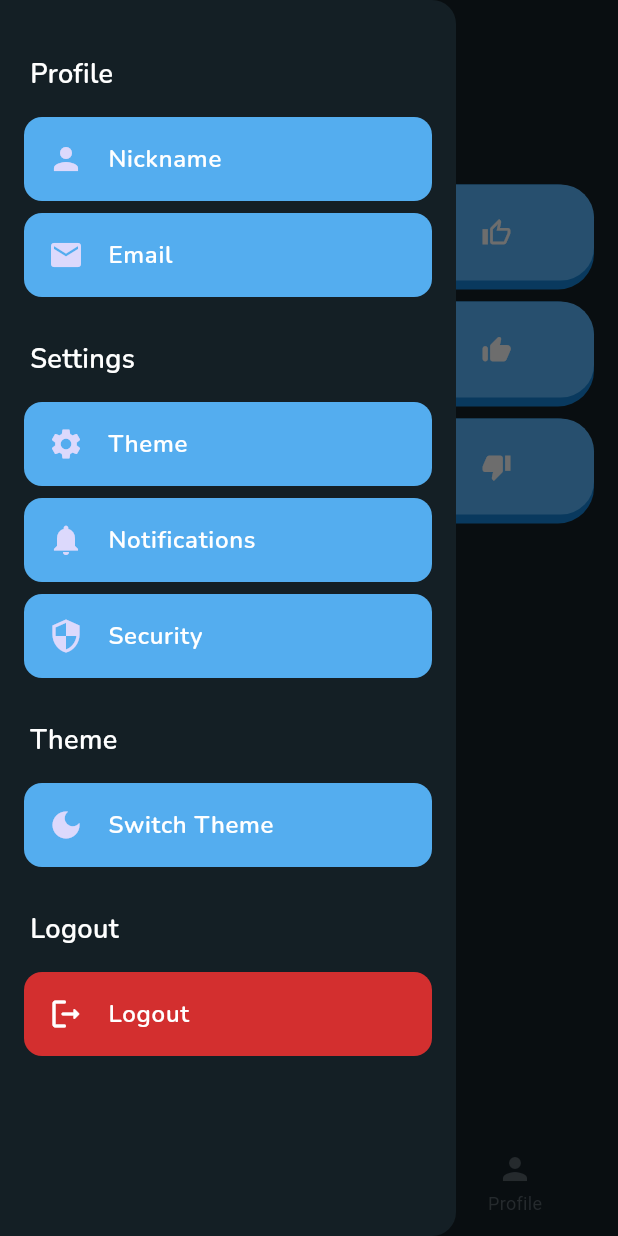
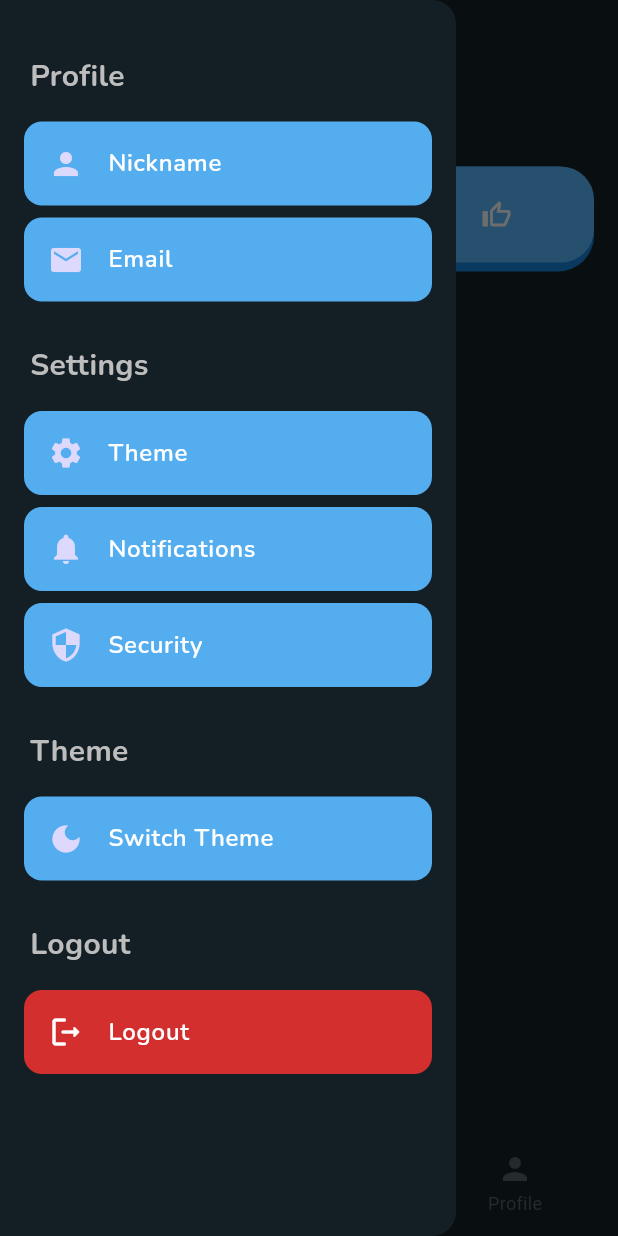
Before and after one commit to AndreaDeBlasio95/mexage, a Flutter app: the HomeView screen opened by its route, in the side drawer, after a tap on "Switch Theme", on a phone screen of 412 x 824 dp. Run offline on Flutter 3.47's test engine with Material 3 defaults, Android fonts, the phone set to English and light mode, and no system bars; our stand-ins replace cloud_firestore, firebase_auth, firebase_core, google_sign_in; accounts and stored records are empty.

Commit message:
utilis -> numberFormatter

```diff
--- a/lib/custom_widgets/message_received.dart
+++ b/lib/custom_widgets/message_received.dart
@@ -79,18 +79,18 @@ class MessageCard extends StatelessWidget {
   }
 
   Widget _buildTrailingWidget() {
-    if (message.thumbUp == 0) {
+    if (message.likes == 0) {
       return Icon(
         Icons.thumb_up_alt_outlined,
         color: Colors.grey.shade200,
         size: 20,
       );
     }
-    if (message.thumbUp == 1) {
+    if (message.likes == 1) {
       return Icon(Icons.thumb_up_alt_rounded,
           color: Colors.grey.shade200, size: 20);
     }
-    if (message.thumbUp == 2) {
+    if (message.likes == 2) {
       return Icon(Icons.thumb_down, color: Colors.grey.shade200, size: 20);
     }
     return const SizedBox();
--- a/lib/models/message_model.dart
+++ b/lib/models/message_model.dart
@@ -1,35 +1,46 @@
+import 'package:cloud_firestore/cloud_firestore.dart';
+
 class Message {
-  String id;
-  String content;
+  bool trending;
+  final String id;
+  final String content;
   int rank;
-  bool ranked;
-  int thumbUp = 0;
+  int likes;
+  int dislikes;
+  final Timestamp timestamp;
 
   Message({
+    this.trending = false,
     required this.id,
     required this.content,
     required this.rank,
-    required this.ranked,
-    this.thumbUp = 0,
+    this.likes = 0,
+    this.dislikes = 0,
+    required this.timestamp,
   });
 
   factory Message.fromJson(Map<String, dynamic> json) {
     return Message(
+      trending: json['trending'] as bool,
       id: json['id'] as String,
       content: json['content'] as String,
       rank: json['rank'] as int,
-      ranked: json['ranked'] as bool,
-      thumbUp: json['thumbUp'] as int,
+      likes: json['likes'] as int,
+      dislikes: json['dislikes'] as int,
+      timestamp: json['timestamp'] as Timestamp,
     );
   }
 
+
   Map<String, dynamic> toJson() {
     return {
+      'trending': trending,
       'id': id,
       'content': content,
       'rank': rank,
-      'ranked': ranked,
-      'thumbUp': thumbUp,
+      'likes': likes,
+      'dislikes': dislikes,
+      'timestamp': timestamp,
     };
   }
 }
--- a/lib/theme/custom_themes.dart
+++ b/lib/theme/custom_themes.dart
@@ -12,6 +12,7 @@ class CustomThemes with ChangeNotifier {
   Color cBackGround = Colors.black;
   Color cTextAppBar = Colors.black;
   Color cTextTitle = Colors.black;
+  Color cTextGrey = Colors.black;
   Color cTextBold = Colors.black;
   Color cTextBoldMedium = Colors.black;
   Color cTextNormal = Colors.black;
@@ -30,10 +31,16 @@ class CustomThemes with ChangeNotifier {
   Color cOutline = Colors.black;
   Color cOutlineBlue = Colors.black;
 
+
   // --- TEXT STYLES ---
+  TextStyle tTextHomeTitle = const TextStyle(
+    fontFamily: 'nunito',
+    color: Colors.blue,
+    fontSize: 22,
+  );
   TextStyle tTextAppBar = const TextStyle(
+    fontFamily: 'nunito',
     color: Colors.blue,
-    fontWeight: FontWeight.w700,
     fontSize: 22,
   );
   TextStyle tTextMedium = const TextStyle(
@@ -108,6 +115,7 @@ class CustomThemes with ChangeNotifier {
       cBackGround = Colors.white;
       cTextAppBar = const Color(0xFF4259F0); // Zaffre blue
       cTextTitle = const Color(0xFF4259F0); // Medium slate blue
+      cTextGrey = const Color(0xFF4B4B4B);
       cTextBold = const Color(0xFF00120B);
       cTextNormal = const Color(0xFF00120B);
       cTextSmall = Colors.grey.shade600;
@@ -130,6 +138,7 @@ class CustomThemes with ChangeNotifier {
       cBackGround = const Color(0xFF141F25);
       cTextAppBar = const Color(0xFF7B8BF4); // RISD blue
       cTextTitle = const Color(0xFF7B8BF4); // RISD blue
+      cTextGrey = Colors.grey.shade400;
       cTextBold = Colors.white;
       cTextNormal = Colors.white;
       cTextSmall = Colors.grey.shade400;
@@ -155,11 +164,22 @@ class CustomThemes with ChangeNotifier {
 
   // Set Text Style
   void setTextStyles (int value) {
+    tTextHomeTitle = TextStyle(
+      fontFamily: 'nunito',
+      color: cTextTitle,
+      fontSize: 22,
+      fontVariations: const [
+        FontVariation('wght', 700),
+      ],
+    );
     tTextAppBar = TextStyle(
       fontFamily: 'nunito',
       color: cTextAppBar,
       fontWeight: FontWeight.w700,
       fontSize: 22,
+      fontVariations: const [
+        FontVariation('wght', 800),
+      ],
     );
     tTextNormal = TextStyle(
       fontFamily: 'nunito',
@@ -168,33 +188,30 @@ class CustomThemes with ChangeNotifier {
       fontSize: 16,
       fontVariations: const [
         FontVariation('wght', 500),
-        FontVariation('wght', 500)
       ],
     );
     tTextMedium = TextStyle(
       fontFamily: 'nunito',
-      color: cTextNormal,
-      fontWeight: FontWeight.w900,
+      color: cTextGrey,
       fontSize: 20,
       fontVariations: const [
         FontVariation('wght', 700),
-        FontVariation('wght', 700)
       ],
     );
     tTextSmall = TextStyle(
       fontFamily: 'nunito',
       color: cTextSmall,
-      fontWeight: FontWeight.w500,
       fontSize: 10,
+      fontVariations: const [
+        FontVariation('wght', 500),
+      ],
     );
     tTextBold = TextStyle(
       fontFamily: 'nunito',
       color: cTextBold,
-      fontWeight: FontWeight.w700,
       fontSize: 24,
       fontVariations: const [
         FontVariation('wght', 700),
-        FontVariation('wght', 700)
       ],
     );
     tTextTabBar = TextStyle(
@@ -205,9 +222,11 @@ class CustomThemes with ChangeNotifier {
     );
     tTextTitleDrawer = TextStyle(
       fontFamily: 'nunito',
-      color: cTextNormal,
-      fontWeight: FontWeight.w600,
-      fontSize: 18,
+      color: cTextGrey,
+      fontSize: 20,
+      fontVariations: const [
+        FontVariation('wght', 700),
+      ],
     );
     tTextMessageCard = TextStyle(
       fontFamily: 'nunito',
@@ -223,9 +242,12 @@ class CustomThemes with ChangeNotifier {
     );
     tTextBoldMedium = TextStyle(
       fontFamily: 'nunito',
-      color: cTextBoldMedium,
+      color: cTextGrey,
       fontWeight: FontWeight.bold,
       fontSize: 22,
+      fontVariations: const [
+        FontVariation('wght', 700),
+      ],
     );
     tTextNavigationSelected = TextStyle(
       fontFamily: 'nunito',
--- /dev/null
+++ b/lib/utils/utils.dart
@@ -0,0 +1,13 @@
+class Utils {
+  static String formatNumber(int number) {
+    if (number < 1000) {
+      return number.toString();
+    } else if (number < 1000000) {
+      double result = number / 1000.0;
+      return '${result.toStringAsFixed(result.truncateToDouble() == result ? 0 : 2)} K';
+    } else {
+      double result = number / 1000000.0;
+      return '${result.toStringAsFixed(result.truncateToDouble() == result ? 0 : 2)} M';
+    }
+  }
+}
--- a/lib/views/board_view.dart
+++ b/lib/views/board_view.dart
@@ -1,3 +1,4 @@
+import 'package:cloud_firestore/cloud_firestore.dart';
 import 'package:flutter/material.dart';
 import 'package:provider/provider.dart';
 import '../custom_widgets/outline_text.dart';
@@ -15,7 +16,6 @@ class BoardView extends StatefulWidget {
 class _BoardViewState extends State<BoardView> {
   @override
   Widget build(BuildContext context) {
-    final themeProvider = Provider.of<CustomThemes>(context, listen: false);
 
     return Consumer<CustomThemes>(
       builder: (context, themeProvider, _) {
@@ -24,54 +24,20 @@ class _BoardViewState extends State<BoardView> {
           child: Column(
             crossAxisAlignment: CrossAxisAlignment.start,
             children: [
-              Container(
-                decoration: BoxDecoration(
-                  color: Colors.grey.shade400,
-                  borderRadius: BorderRadius.circular(8),
-                ),
-                child: Container(
-                  margin: const EdgeInsets.only(bottom: 4),
-                  padding: const EdgeInsets.only(left: 8, right: 8, top: 4, bottom: 4),
-                  decoration: BoxDecoration(
-                    color: Colors.grey.shade200,
-                    borderRadius: BorderRadius.circular(8),
-                    border: Border.all(
-                      color: Colors.grey.shade400,
-                      width: 1.0,
-                    ),
-                  ),
-                  child: OutlinedText(
-                    text: 'Trending',
-                    textStyle: TextStyle(fontSize: 20, fontWeight: FontWeight.w800, color: themeProvider.cBackGround, letterSpacing: 2.0),
-                    outlineColor: themeProvider.cOutline,
-                    outlineWidth: 3.0,
-                  ),
-                ),
+              Text(
+                'Trending', style: themeProvider.tTextBoldMedium,
               ),
               Expanded(
                 child: InboxView(
                   messages: [
                     Message(
+                      trending: false,
                       id: "1",
                       content: 'Hello, how are you?',
                       rank: 1,
-                      ranked: false,
-                      thumbUp: 0,
-                    ),
-                    Message(
-                      id: "2",
-                      content:
-                          'I am doing well, thank you! This is a long message',
-                      rank: 2,
-                      ranked: true,
-                      thumbUp: 1,
-                    ),
-                    Message(
-                      id: "3",
-                      content: 'Short message',
-                      rank: 2,
-                      ranked: true,
-                      thumbUp: 2,
+                      likes: 0,
+                      dislikes: 0,
+                      timestamp: Timestamp.now(),
                     ),
                   ],
                 ),
--- a/lib/views/welcome_view.dart
+++ b/lib/views/welcome_view.dart
@@ -149,12 +149,16 @@ class _WelcomeViewState extends State<WelcomeView> {
                       style: themeProvider.tTextWelcomeTitle,
                     ),
                     const SizedBox(height: 20),
-                    Text(
-                      'Send and receive messages in a bottle.',
-                      style: themeProvider.tTextMedium,
+                    Container(
+                      padding: const EdgeInsets.symmetric(horizontal: 42),
+                      child: Text(
+                        'Send and receive messages in a bottle.',
+                        style: themeProvider.tTextMedium,
+                        textAlign: TextAlign.center,
+                      ),
                     ),
                     Container(
-                      height: MediaQuery.of(context).size.height * 0.15,
+                      height: MediaQuery.of(context).size.height * 0.13,
                     ),
                     // Login
                     /*
```
Also changed, not shown: lib/providers/message_provider.dart (added).
